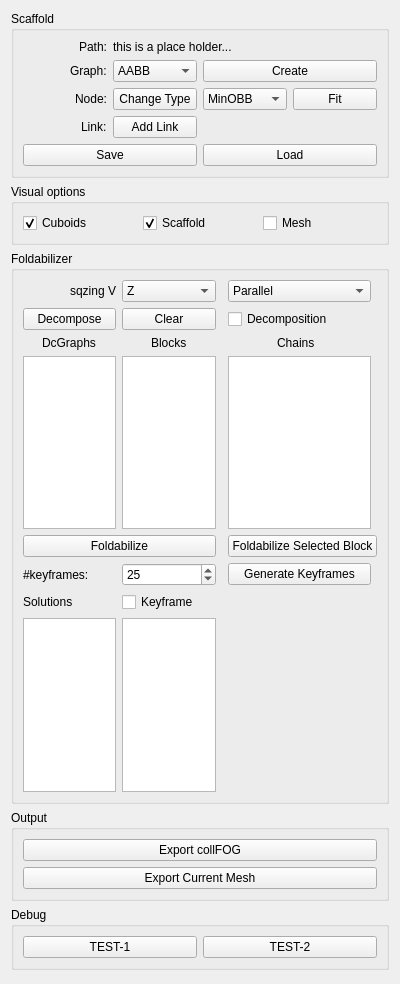
Above: FoldPlugin/FdWidget.ui from letienhung/fold-hcc before the change. Below: the same form after it.
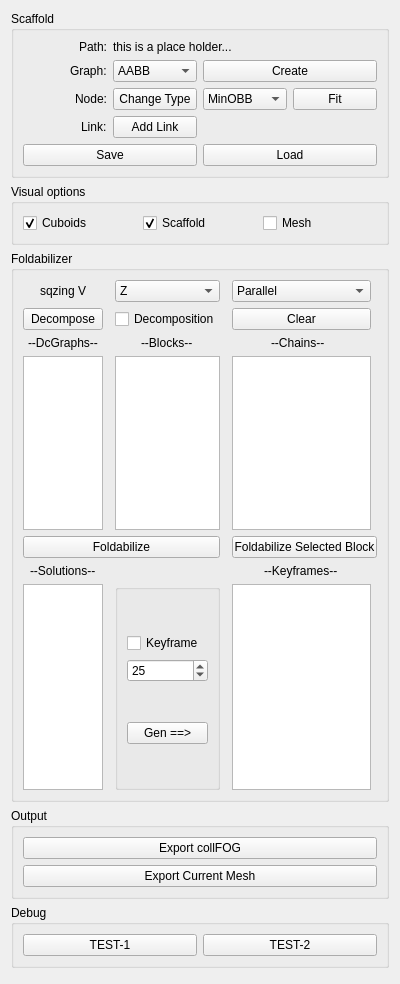
That is the form after the change.

Diff of the .ui file:
```diff
--- a/FoldPlugin/FdWidget.ui
+++ b/FoldPlugin/FdWidget.ui
@@ -192,7 +192,7 @@
      </layout>
     </widget>
    </item>
-   <item row="6" column="0" colspan="2">
+   <item row="7" column="0" colspan="2">
     <widget class="QGroupBox" name="groupBox_5">
      <property name="title">
       <string>Output</string>
@@ -215,7 +215,7 @@
      </layout>
     </widget>
    </item>
-   <item row="9" column="0" colspan="2">
+   <item row="10" column="0" colspan="2">
     <widget class="QGroupBox" name="groupBox_6">
      <property name="title">
       <string>Debug</string>
@@ -238,7 +238,7 @@
      </layout>
     </widget>
    </item>
-   <item row="17" column="0" colspan="2">
+   <item row="18" column="0" colspan="2">
     <spacer name="verticalSpacer">
      <property name="orientation">
       <enum>Qt::Vertical</enum>
@@ -257,37 +257,119 @@
       <string>Foldabilizer</string>
      </property>
      <layout class="QGridLayout" name="gridLayout_4">
-      <item row="6" column="0" alignment="Qt::AlignHCenter">
+      <item row="15" column="2">
+       <widget class="QGroupBox" name="groupBox_4">
+        <property name="title">
+         <string/>
+        </property>
+        <layout class="QGridLayout" name="gridLayout_5">
+         <item row="3" column="0">
+          <widget class="QSpinBox" name="nbKeyframes">
+           <property name="minimum">
+            <number>0</number>
+           </property>
+           <property name="maximum">
+            <number>100</number>
+           </property>
+           <property name="value">
+            <number>25</number>
+           </property>
+          </widget>
+         </item>
+         <item row="5" column="0">
+          <widget class="QPushButton" name="genKeyframes">
+           <property name="text">
+            <string>Gen ==&gt;</string>
+           </property>
+          </widget>
+         </item>
+         <item row="4" column="0">
+          <spacer name="verticalSpacer_2">
+           <property name="orientation">
+            <enum>Qt::Vertical</enum>
+           </property>
+           <property name="sizeHint" stdset="0">
+            <size>
+             <width>20</width>
+             <height>40</height>
+            </size>
+           </property>
+          </spacer>
+         </item>
+         <item row="6" column="0">
+          <spacer name="verticalSpacer_3">
+           <property name="orientation">
+            <enum>Qt::Vertical</enum>
+           </property>
+           <property name="sizeHint" stdset="0">
+            <size>
+             <width>20</width>
+             <height>40</height>
+            </size>
+           </property>
+          </spacer>
+         </item>
+         <item row="0" column="0">
+          <spacer name="verticalSpacer_4">
+           <property name="orientation">
+            <enum>Qt::Vertical</enum>
+           </property>
+           <property name="sizeHint" stdset="0">
+            <size>
+             <width>20</width>
+             <height>40</height>
+            </size>
+           </property>
+          </spacer>
+         </item>
+         <item row="2" column="0">
+          <widget class="QCheckBox" name="showKeyframe">
+           <property name="text">
+            <string>Keyframe</string>
+           </property>
+          </widget>
+         </item>
+        </layout>
+       </widget>
+      </item>
+      <item row="1" column="0" alignment="Qt::AlignHCenter">
+       <widget class="QLabel" name="label_6">
+        <property name="text">
+         <string>sqzing V</string>
+        </property>
+       </widget>
+      </item>
+      <item row="8" column="0" alignment="Qt::AlignHCenter">
        <widget class="QLabel" name="label_7">
         <property name="text">
-         <string>DcGraphs</string>
+         <string>--DcGraphs--</string>
         </property>
        </widget>
       </item>
-      <item row="6" column="1" alignment="Qt::AlignHCenter">
+      <item row="8" column="2" alignment="Qt::AlignHCenter">
        <widget class="QLabel" name="label_8">
         <property name="text">
-         <string>Blocks</string>
+         <string>--Blocks--</string>
         </property>
        </widget>
       </item>
-      <item row="6" column="2" colspan="2" alignment="Qt::AlignHCenter">
+      <item row="8" column="3" colspan="2" alignment="Qt::AlignHCenter">
        <widget class="QLabel" name="label_9">
         <property name="text">
-         <string>Chains</string>
+         <string>--Chains--</string>
         </property>
        </widget>
       </item>
-      <item row="7" column="3">
+      <item row="9" column="4">
        <widget class="QListWidget" name="chainList"/>
       </item>
-      <item row="7" column="0">
+      <item row="9" column="0">
        <widget class="QListWidget" name="DcList"/>
       </item>
-      <item row="7" column="1">
+      <item row="9" column="2">
        <widget class="QListWidget" name="layerList"/>
       </item>
-      <item row="0" column="1">
+      <item row="1" column="2">
        <widget class="QComboBox" name="sqzV">
         <item>
          <property name="text">
@@ -306,72 +388,17 @@
         </item>
        </widget>
       </item>
-      <item row="0" column="0" alignment="Qt::AlignRight">
-       <widget class="QLabel" name="label_6">
-        <property name="text">
-         <string>sqzing V</string>
-        </property>
-       </widget>
-      </item>
-      <item row="1" column="0">
-       <widget class="QPushButton" name="decompose">
-        <property name="text">
-         <string>Decompose</string>
-        </property>
-       </widget>
-      </item>
-      <item row="1" column="3">
-       <widget class="QCheckBox" name="showFolded">
-        <property name="text">
-         <string>Decomposition</string>
-        </property>
-       </widget>
-      </item>
-      <item row="8" column="3" colspan="2">
+      <item row="10" column="4" colspan="2">
        <widget class="QPushButton" name="foldbzSelBlock">
         <property name="text">
          <string>Foldabilize Selected Block</string>
         </property>
        </widget>
       </item>
-      <item row="11" column="0">
-       <widget class="QLabel" name="label_11">
-        <property name="text">
-         <string>Solutions</string>
-        </property>
-       </widget>
-      </item>
-      <item row="10" column="0">
-       <widget class="QLabel" name="label_5">
-        <property name="text">
-         <string>#keyframes:</string>
-        </property>
-       </widget>
-      </item>
-      <item row="12" column="0">
+      <item row="15" column="0">
        <widget class="QListWidget" name="slnList"/>
       </item>
-      <item row="10" column="3">
-       <widget class="QPushButton" name="genKeyframes">
-        <property name="text">
-         <string>Generate Keyframes</string>
-        </property>
-       </widget>
-      </item>
-      <item row="10" column="1">
-       <widget class="QSpinBox" name="nbKeyframes">
-        <property name="minimum">
-         <number>0</number>
-        </property>
-        <property name="maximum">
-         <number>100</number>
-        </property>
-        <property name="value">
-         <number>25</number>
-        </property>
-       </widget>
-      </item>
-      <item row="0" column="3">
+      <item row="1" column="4">
        <widget class="QComboBox" name="foldMechanism">
         <item>
          <property name="text">
@@ -390,30 +417,51 @@
         </item>
        </widget>
       </item>
-      <item row="12" column="1">
-       <widget class="QListWidget" name="keyframeList"/>
-      </item>
-      <item row="11" column="1">
-       <widget class="QCheckBox" name="showKeyframe">
-        <property name="text">
-         <string>Keyframe</string>
-        </property>
-       </widget>
-      </item>
-      <item row="8" column="0" colspan="2">
+      <item row="10" column="0" colspan="3">
        <widget class="QPushButton" name="foldabilize">
         <property name="text">
          <string>Foldabilize</string>
         </property>
        </widget>
       </item>
-      <item row="1" column="1">
+      <item row="15" column="4">
+       <widget class="QListWidget" name="keyframeList"/>
+      </item>
+      <item row="13" column="0" alignment="Qt::AlignHCenter">
+       <widget class="QLabel" name="label_11">
+        <property name="text">
+         <string>--Solutions--</string>
+        </property>
+       </widget>
+      </item>
+      <item row="2" column="2">
+       <widget class="QCheckBox" name="showFolded">
+        <property name="text">
+         <string>Decomposition</string>
+        </property>
+       </widget>
+      </item>
+      <item row="2" column="0">
+       <widget class="QPushButton" name="decompose">
+        <property name="text">
+         <string>Decompose</string>
+        </property>
+       </widget>
+      </item>
+      <item row="2" column="4">
        <widget class="QPushButton" name="clearDcList">
         <property name="text">
          <string>Clear</string>
         </property>
        </widget>
       </item>
+      <item row="13" column="4" alignment="Qt::AlignHCenter">
+       <widget class="QLabel" name="label_5">
+        <property name="text">
+         <string>--Keyframes--</string>
+        </property>
+       </widget>
+      </item>
      </layout>
     </widget>
    </item>
```
